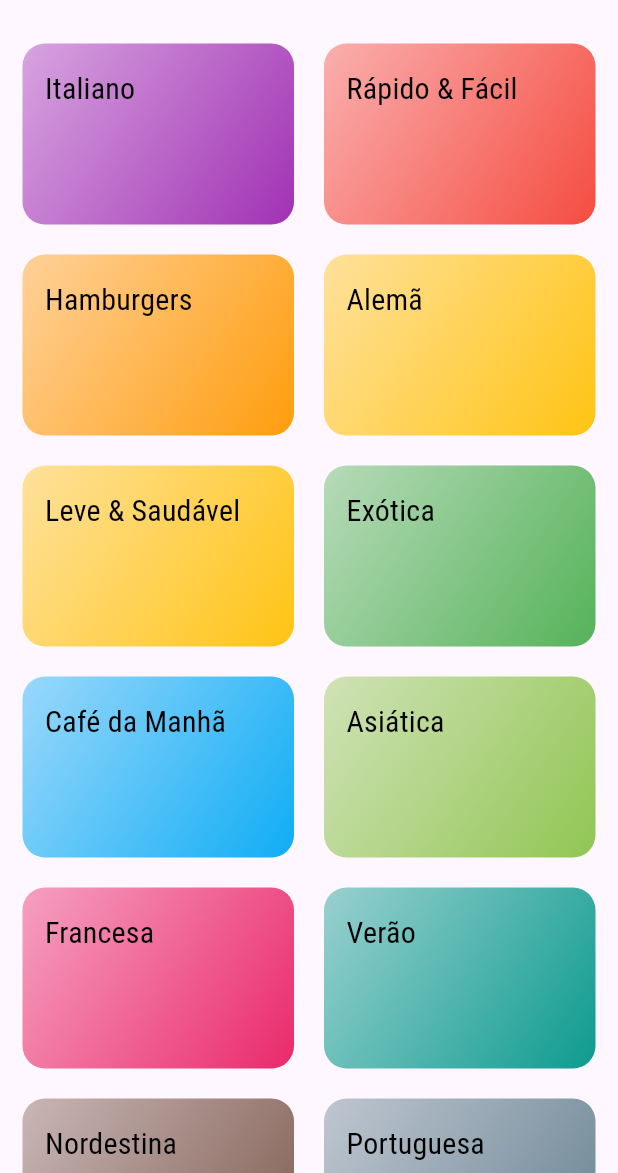
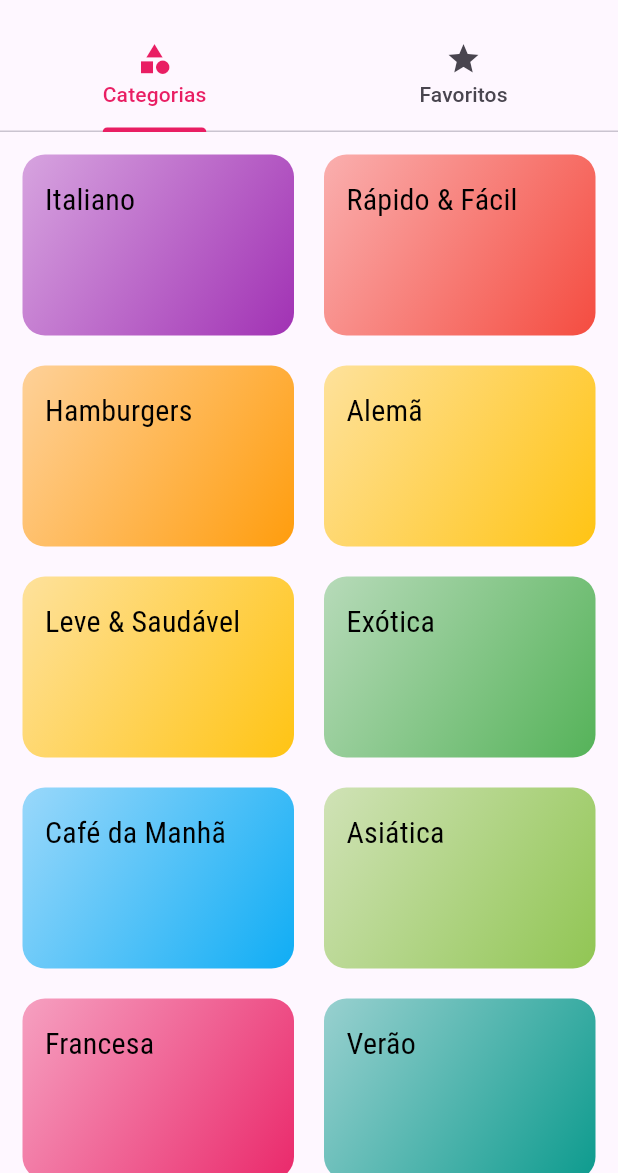
Before and after one commit to jonkstro/cod3r-vamos-cozinhar, a Flutter app: the screen it shows after launch, on a phone screen of 412 x 824 dp, the part 63-1236 px from its top. Run offline on Flutter 3.47's test engine with Material 3 defaults, Android fonts, the light colour scheme and no system bars.

Commit message:
Aula 195 - Adicionando TABBAR
- Criado tela de favoritos e tela TabScreen para poder realizar navegação por abas

```diff
--- a/lib/main.dart
+++ b/lib/main.dart
@@ -2,6 +2,7 @@ import 'package:flutter/material.dart';
 import 'package:vamos_cozinhar/screens/categories_meals_screen.dart';
 import 'package:vamos_cozinhar/screens/categories_screen.dart';
 import 'package:vamos_cozinhar/screens/meal_detail_screen.dart';
+import 'package:vamos_cozinhar/screens/tabs_screen.dart';
 import 'package:vamos_cozinhar/screens/unknown_screen.dart';
 import 'package:vamos_cozinhar/utils/app_routes.dart';
 
@@ -36,13 +37,16 @@ class MyApp extends StatelessWidget {
           ),
         ),
       ),
-      home: const CategoriesScreen(),
+
+      /// A home é a pagina que vai ter as tabs e carregar as outras páginas
+      home: const TabScreen(),
 
       /// Aqui estaremos centralizando as rotas do projeto, para fins de organização
       /// parecido com o que temos em WEB ('/' quer dizer o Home).
-      initialRoute: AppRoutes.HOME,
+      // initialRoute: AppRoutes.TAB_SCEEN,
       routes: {
         // Não precisa adicionar o HOME aqui, senão dá erro de redundancia
+        // AppRoutes.TAB_SCEEN: (context) => const TabScreen(),
         AppRoutes.CATEGORIES_MEALS: (context) => const CategoriesMealsScreen(),
         AppRoutes.MEAL_DETAIL: (context) => const MealDetailScreen(),
       },
--- a/lib/screens/categories_screen.dart
+++ b/lib/screens/categories_screen.dart
@@ -8,12 +8,7 @@ class CategoriesScreen extends StatelessWidget {
   @override
   Widget build(BuildContext context) {
     /// Forma de renderizar a grid
-    return Scaffold(
-      appBar: AppBar(
-        title: const Text('Vamos Cozinhar?'),
-        centerTitle: true,
-      ),
-      body: GridView(
+    return GridView(
       padding: const EdgeInsets.all(15),
       gridDelegate: const SliverGridDelegateWithMaxCrossAxisExtent(
         /// Largura máxima do elemento (Quadradinho)
@@ -30,13 +25,14 @@ class CategoriesScreen extends StatelessWidget {
 
       /// Aqui vamos percorrer cada categoria mockada e converter em
       /// um widget CategoryItem
-        children: DUMMY_CATEGORIES.map((categoria) {
+      children: DUMMY_CATEGORIES.map(
+        (categoria) {
           return CategoryItem(
             category: categoria,
             key: Key(categoria.id),
           );
-        }).toList(),
-      ),
+        },
+      ).toList(),
     );
   }
 }
--- /dev/null
+++ b/lib/screens/favorite_screen.dart
@@ -0,0 +1,12 @@
+import 'package:flutter/material.dart';
+
+class FavoriteScreen extends StatelessWidget {
+  const FavoriteScreen({super.key});
+
+  @override
+  Widget build(BuildContext context) {
+    return Container(
+      child: Text("Minhas refeições favoritas"),
+    );
+  }
+}
--- a/lib/screens/meal_detail_screen.dart
+++ b/lib/screens/meal_detail_screen.dart
@@ -10,7 +10,7 @@ class MealDetailScreen extends StatelessWidget {
       margin: const EdgeInsets.symmetric(vertical: 10),
       decoration: null,
       child: Text(
-        "Ingredientes",
+        title,
         style: Theme.of(context).textTheme.titleMedium,
       ),
     );
--- /dev/null
+++ b/lib/screens/tabs_screen.dart
@@ -0,0 +1,38 @@
+import 'package:flutter/material.dart';
+import 'package:vamos_cozinhar/screens/categories_screen.dart';
+import 'package:vamos_cozinhar/screens/favorite_screen.dart';
+
+class TabScreen extends StatelessWidget {
+  const TabScreen({super.key});
+
+  @override
+  Widget build(BuildContext context) {
+    return DefaultTabController(
+      length: 2,
+      child: Scaffold(
+        appBar: AppBar(
+          title: const Text('Vamos Cozinhar?'),
+          centerTitle: true,
+          bottom: const TabBar(
+            tabs: [
+              Tab(
+                icon: Icon(Icons.category),
+                text: 'Categorias',
+              ),
+              Tab(
+                icon: Icon(Icons.star),
+                text: 'Favoritos',
+              ),
+            ],
+          ),
+        ),
+        body: const TabBarView(
+          children: <Widget>[
+            CategoriesScreen(),
+            FavoriteScreen(),
+          ],
+        ),
+      ),
+    );
+  }
+}
--- a/lib/utils/app_routes.dart
+++ b/lib/utils/app_routes.dart
@@ -2,4 +2,5 @@ class AppRoutes {
   static const HOME = '/';
   static const CATEGORIES_MEALS = '/category-meals';
   static const MEAL_DETAIL = '/meal-detail';
+  static const TAB_SCEEN = '/tab-screen';
 }
```
Lines whose indentation alone changed are shown as unchanged.
